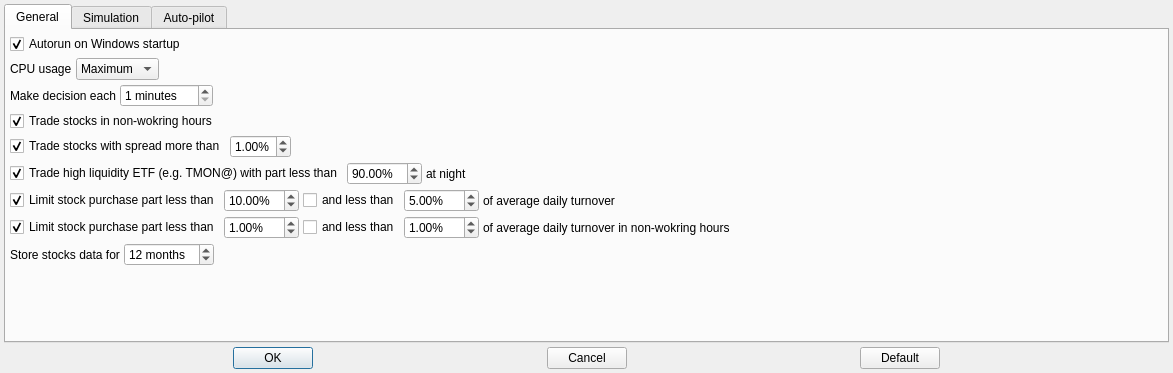
Old version of the form app/src/dialogs/settingsdialog/settingsdialog.ui in the repository Gris87/TInvestor.
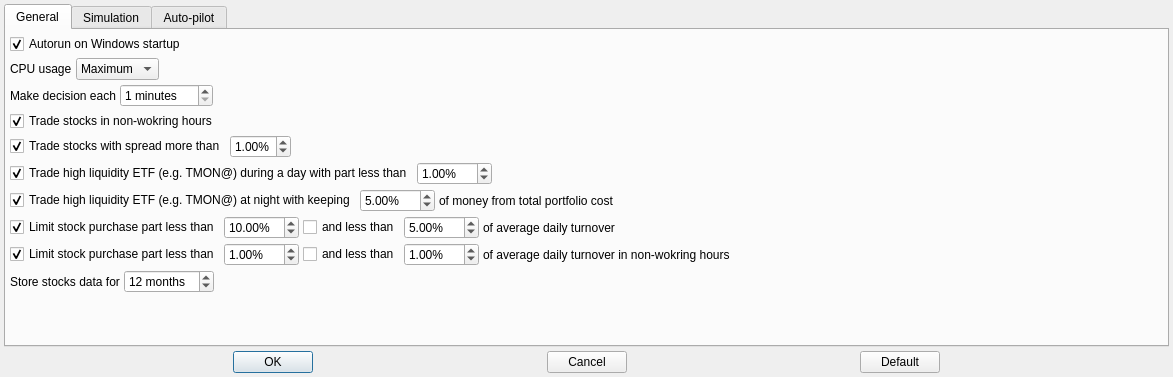
New version of the form.

Commit message: Config for trading high liquidity ETF during a day

The edit to the form file:
```diff
--- a/app/src/dialogs/settingsdialog/settingsdialog.ui
+++ b/app/src/dialogs/settingsdialog/settingsdialog.ui
@@ -7,7 +7,7 @@
     <x>0</x>
     <y>0</y>
     <width>1173</width>
-    <height>373</height>
+    <height>377</height>
    </rect>
   </property>
   <property name="windowTitle">
@@ -245,7 +245,7 @@
          <item>
           <widget class="QCheckBox" name="tradeLiquidityEtfCheckBox">
            <property name="text">
-            <string>Trade high liquidity ETF (e.g. TMON@) with part less than</string>
+            <string>Trade high liquidity ETF (e.g. TMON@) during a day with part less than</string>
            </property>
            <property name="checked">
             <bool>true</bool>
@@ -257,9 +257,6 @@
            <property name="suffix">
             <string notr="true">%</string>
            </property>
-           <property name="minimum">
-            <double>10.000000000000000</double>
-           </property>
            <property name="maximum">
             <double>100.000000000000000</double>
            </property>
@@ -267,14 +264,7 @@
             <double>0.100000000000000</double>
            </property>
            <property name="value">
-            <double>90.000000000000000</double>
-           </property>
-          </widget>
-         </item>
-         <item>
-          <widget class="QLabel" name="label_6">
-           <property name="text">
-            <string>at night</string>
+            <double>1.000000000000000</double>
            </property>
           </widget>
          </item>
@@ -293,6 +283,59 @@
          </item>
         </layout>
        </item>
+       <item>
+        <layout class="QHBoxLayout" name="horizontalLayout_13">
+         <property name="spacing">
+          <number>4</number>
+         </property>
+         <item>
+          <widget class="QCheckBox" name="tradeLiquidityEtfNightlyCheckBox">
+           <property name="text">
+            <string>Trade high liquidity ETF (e.g. TMON@) at night with keeping</string>
+           </property>
+           <property name="checked">
+            <bool>true</bool>
+           </property>
+          </widget>
+         </item>
+         <item>
+          <widget class="QDoubleSpinBox" name="liquidityEtfRemainedPartNightlyDoubleSpinBox">
+           <property name="suffix">
+            <string notr="true">%</string>
+           </property>
+           <property name="maximum">
+            <double>100.000000000000000</double>
+           </property>
+           <property name="singleStep">
+            <double>0.100000000000000</double>
+           </property>
+           <property name="value">
+            <double>5.000000000000000</double>
+           </property>
+          </widget>
+         </item>
+         <item>
+          <widget class="QLabel" name="label_7">
+           <property name="text">
+            <string>of money from total portfolio cost</string>
+           </property>
+          </widget>
+         </item>
+         <item>
+          <spacer name="horizontalSpacer_13">
+           <property name="orientation">
+            <enum>Qt::Orientation::Horizontal</enum>
+           </property>
+           <property name="sizeHint" stdset="0">
+            <size>
+             <width>40</width>
+             <height>20</height>
+            </size>
+           </property>
+          </spacer>
+         </item>
+        </layout>
+       </item>
        <item>
         <layout class="QHBoxLayout" name="horizontalLayout_4">
          <property name="spacing">
```
Left out of the diff: 4 changed lines with no effect on the pictures. The commit also changes 16 other files.
